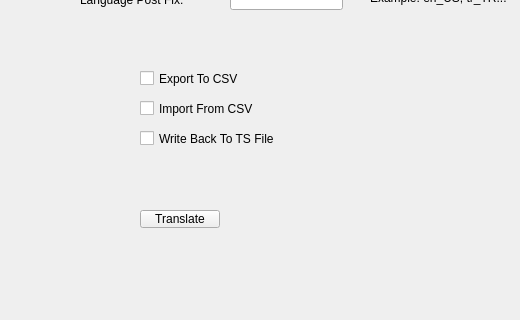
AlphanEker/qt_auto_translation, file translatorGUI/mainwindow.ui: the form before one commit; both pictures show x 0 to 520 and y 120 to 440 of the 637 by 440 pixel window.
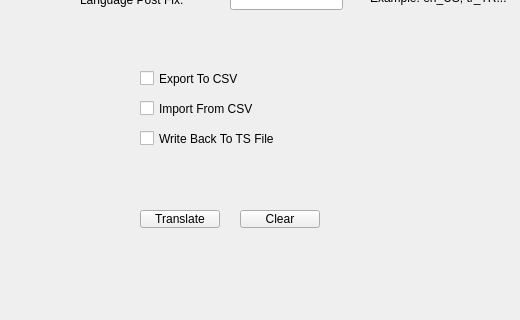
The form after the commit.

Commit message: Clear function eklendi

```diff
--- a/translatorGUI/mainwindow.ui
+++ b/translatorGUI/mainwindow.ui
@@ -141,6 +141,19 @@
      <string>Example: en_US, tr_TR...</string>
     </property>
    </widget>
+   <widget class="QPushButton" name="clearButton">
+    <property name="geometry">
+     <rect>
+      <x>240</x>
+      <y>330</y>
+      <width>80</width>
+      <height>18</height>
+     </rect>
+    </property>
+    <property name="text">
+     <string>Clear</string>
+    </property>
+   </widget>
   </widget>
  </widget>
  <resources/>
```
The commit also changes 8 other files.
